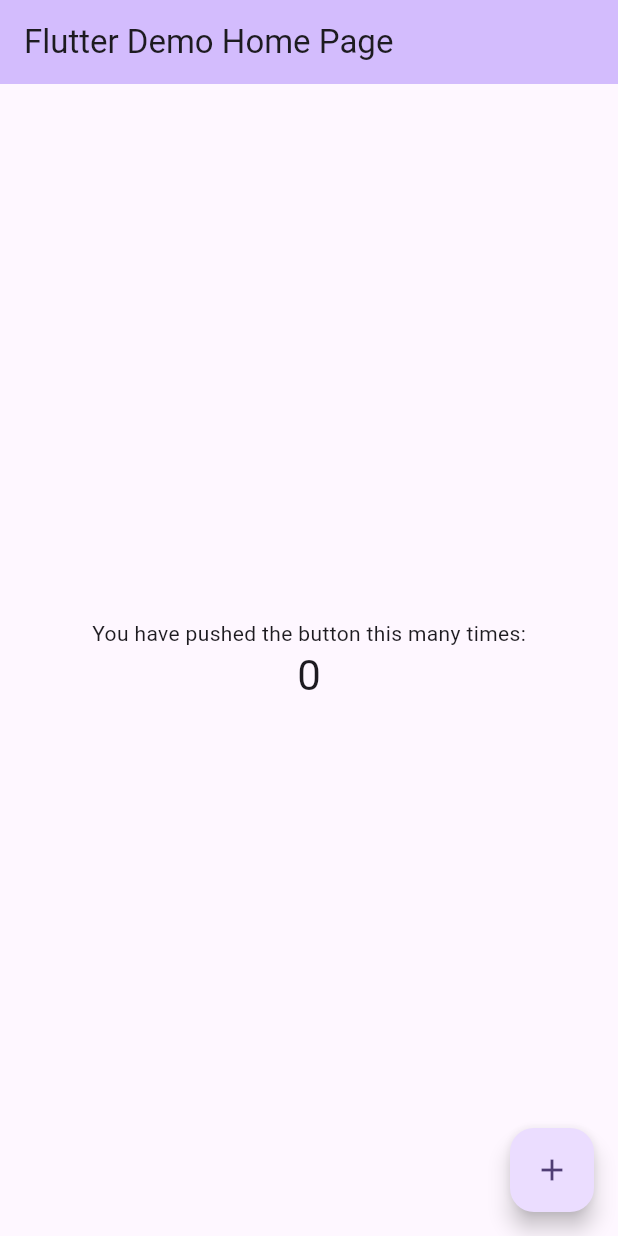
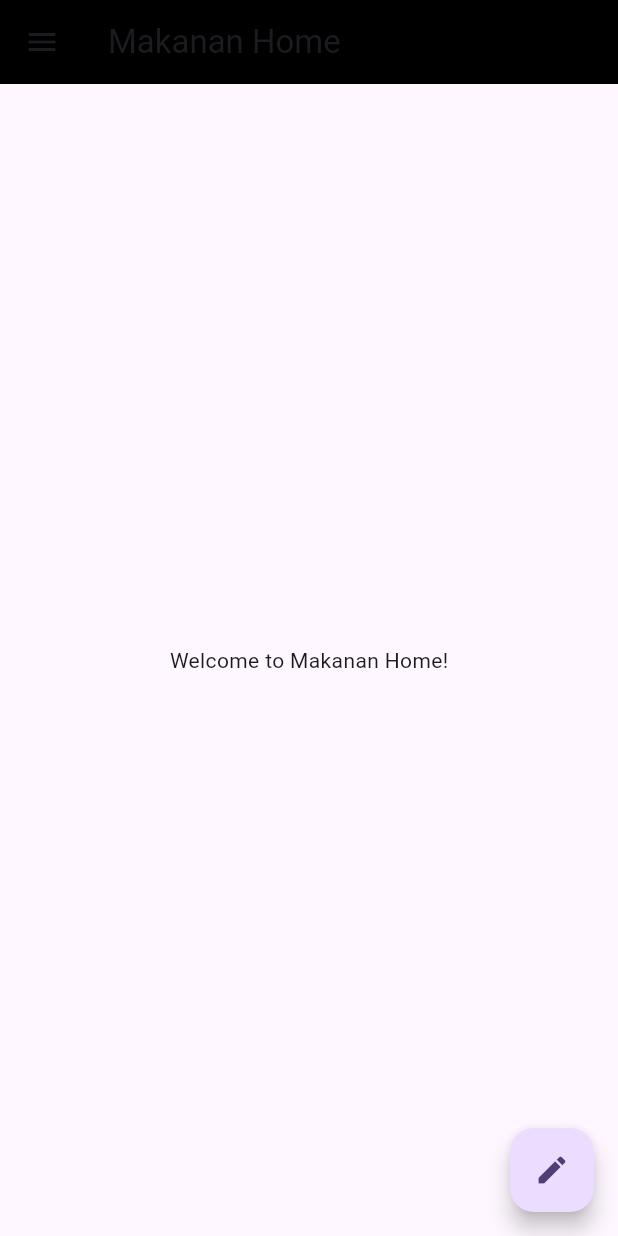
Before and after one commit to PBP-Genap-2023-2024-A2/academeats-mobile, a Flutter app: the screen it shows after launch, on a phone screen of 412 x 824 dp. Run offline on Flutter 3.47's test engine with Material 3 defaults, Android fonts, the phone set to English and light mode, and no system bars.

Commit message:
updating makanan

```diff
--- a/lib/main.dart
+++ b/lib/main.dart
@@ -1,4 +1,6 @@
 import 'package:flutter/material.dart';
+
+import 'makanan/home.dart';
 
 void main() {
   runApp(const MyApp());
@@ -31,95 +33,7 @@
         colorScheme: ColorScheme.fromSeed(seedColor: Colors.deepPurple),
         useMaterial3: true,
       ),
-      home: const MyHomePage(title: 'Flutter Demo Home Page'),
+      home: const MakananHome(),
     );
   }
 }
-
-class MyHomePage extends StatefulWidget {
-  const MyHomePage({super.key, required this.title});
-
-  // This widget is the home page of your application. It is stateful, meaning
-  // that it has a State object (defined below) that contains fields that affect
-  // how it looks.
-
-  // This class is the configuration for the state. It holds the values (in this
-  // case the title) provided by the parent (in this case the App widget) and
-  // used by the build method of the State. Fields in a Widget subclass are
-  // always marked "final".
-
-  final String title;
-
-  @override
-  State<MyHomePage> createState() => _MyHomePageState();
-}
-
-class _MyHomePageState extends State<MyHomePage> {
-  int _counter = 0;
-
-  void _incrementCounter() {
-    setState(() {
-      // This call to setState tells the Flutter framework that something has
-      // changed in this State, which causes it to rerun the build method below
-      // so that the display can reflect the updated values. If we changed
-      // _counter without calling setState(), then the build method would not be
-      // called again, and so nothing would appear to happen.
-      _counter++;
-    });
-  }
-
-  @override
-  Widget build(BuildContext context) {
-    // This method is rerun every time setState is called, for instance as done
-    // by the _incrementCounter method above.
-    //
-    // The Flutter framework has been optimized to make rerunning build methods
-    // fast, so that you can just rebuild anything that needs updating rather
-    // than having to individually change instances of widgets.
-    return Scaffold(
-      appBar: AppBar(
-        // TRY THIS: Try changing the color here to a specific color (to
-        // Colors.amber, perhaps?) and trigger a hot reload to see the AppBar
-        // change color while the other colors stay the same.
-        backgroundColor: Theme.of(context).colorScheme.inversePrimary,
-        // Here we take the value from the MyHomePage object that was created by
-        // the App.build method, and use it to set our appbar title.
-        title: Text(widget.title),
-      ),
-      body: Center(
-        // Center is a layout widget. It takes a single child and positions it
-        // in the middle of the parent.
-        child: Column(
-          // Column is also a layout widget. It takes a list of children and
-          // arranges them vertically. By default, it sizes itself to fit its
-          // children horizontally, and tries to be as tall as its parent.
-          //
-          // Column has various properties to control how it sizes itself and
-          // how it positions its children. Here we use mainAxisAlignment to
-          // center the children vertically; the main axis here is the vertical
-          // axis because Columns are vertical (the cross axis would be
-          // horizontal).
-          //
-          // TRY THIS: Invoke "debug painting" (choose the "Toggle Debug Paint"
-          // action in the IDE, or press "p" in the console), to see the
-          // wireframe for each widget.
-          mainAxisAlignment: MainAxisAlignment.center,
-          children: <Widget>[
-            const Text(
-              'You have pushed the button this many times:',
-            ),
-            Text(
-              '$_counter',
-              style: Theme.of(context).textTheme.headlineMedium,
-            ),
-          ],
-        ),
-      ),
-      floatingActionButton: FloatingActionButton(
-        onPressed: _incrementCounter,
-        tooltip: 'Increment',
-        child: const Icon(Icons.add),
-      ), // This trailing comma makes auto-formatting nicer for build methods.
-    );
-  }
-}
--- /dev/null
+++ b/lib/makanan/home.dart
@@ -0,0 +1,49 @@
+import 'package:flutter/material.dart';
+
+import 'edit.dart';
+
+class MakananHome extends StatelessWidget {
+  const MakananHome({super.key});
+
+  @override
+  Widget build(BuildContext context) {
+    return Scaffold(
+      appBar: AppBar(
+        backgroundColor: Colors.black,
+        title: Text('Makanan Home'),
+      ),
+      drawer: Drawer(
+        child: SingleChildScrollView(
+          child: Column(
+            children: [
+              ListTile(
+                title: Text('Item 1'),
+                onTap: () {
+                  // Add navigation or action here
+                },
+              ),
+              ListTile(
+                title: Text('Item 2'),
+                onTap: () {
+                  // Add navigation or action here
+                },
+              ),
+            ],
+          ),
+        ),
+      ),
+      body: Center(
+        child: Text('Welcome to Makanan Home!'),
+      ),
+      floatingActionButton: FloatingActionButton(
+        onPressed: () {
+          Navigator.push(
+            context,
+            MaterialPageRoute(builder: (context) => EditMakananPage()),
+          );
+        },
+        child: Icon(Icons.edit),
+      ),
+    );
+  }
+}
```
Also changed, not shown: lib/makanan/edit.dart (added, +116 -0 lines).
